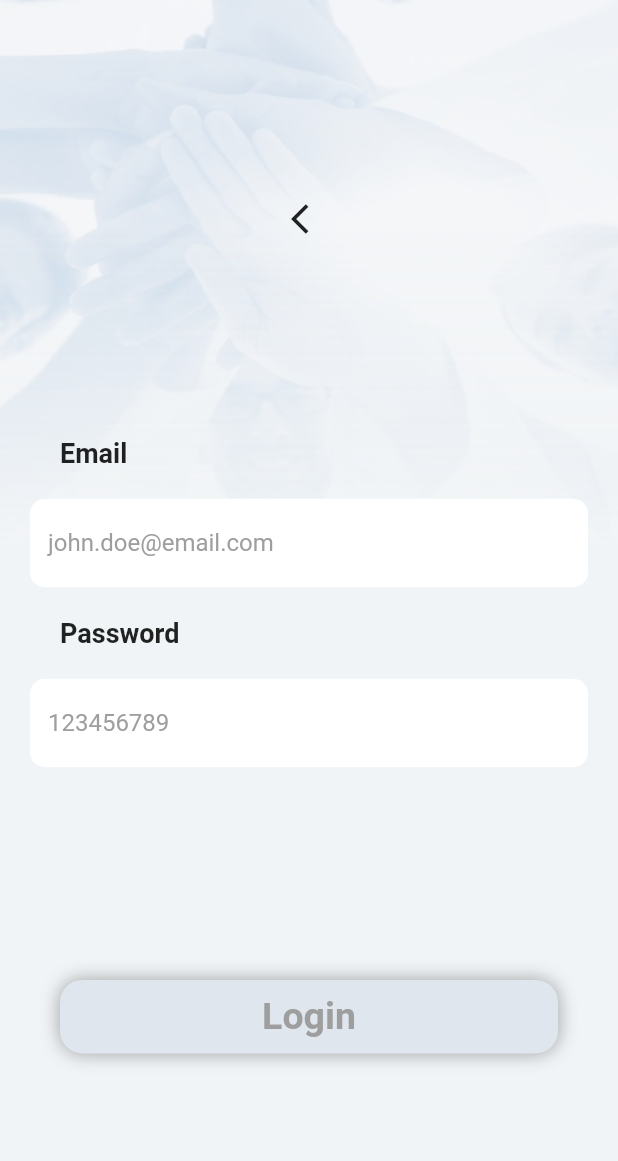
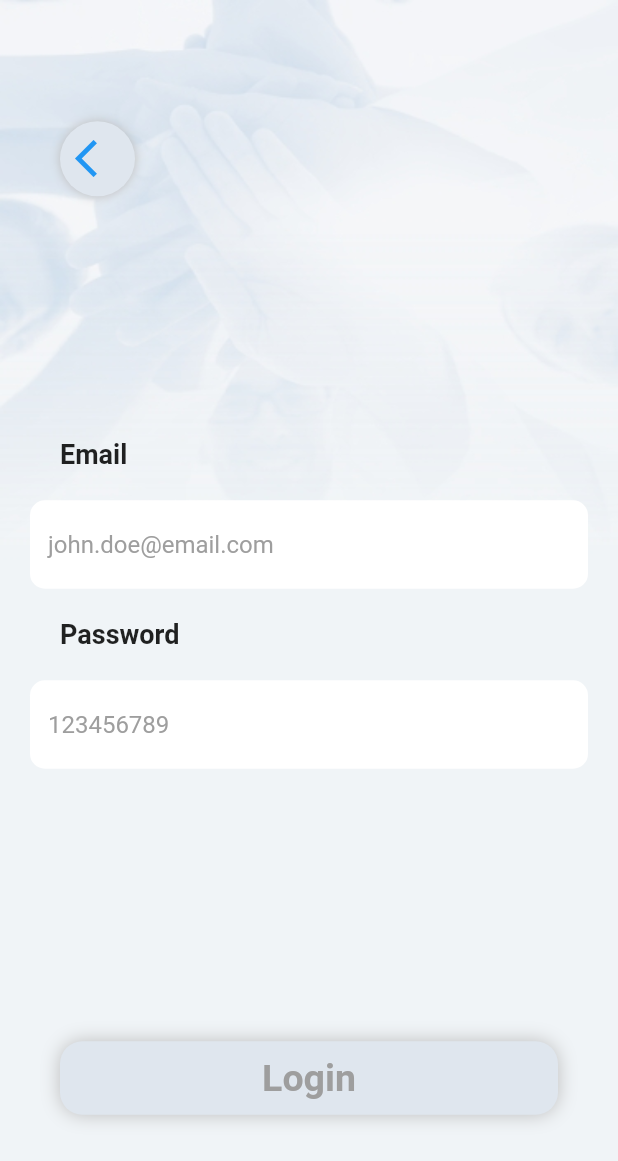
Before and after one commit to stefo231/hss_app, a Flutter app: the screen it shows after launch, after a tap on "Login", on a phone screen of 412 x 824 dp. Shown: the top 1161 px of the screen. Run offline on Flutter 3.47's test engine with Material 2 defaults, Android fonts, the phone set to English and light mode, and no system bars.

Commit message:
back btn

```diff
--- a/lib/screens/login.dart
+++ b/lib/screens/login.dart
@@ -17,14 +17,39 @@ class _LogInScreenState extends State<LogInScreen> {
           ),
         ),
         child: Column(
-          mainAxisAlignment: MainAxisAlignment.spaceEvenly,
+          mainAxisAlignment: MainAxisAlignment.spaceAround,
           children: [
-            //! Initial template code.
-            FlatButton(
-                onPressed: () {
+            //! TextField design needs to be complete!
+            Row(
+              mainAxisAlignment: MainAxisAlignment.start,
+              children: [
+                GestureDetector(
+                  onTap: () {
+                    print('Ouch!');
                     //Navigator.pop(context);
                   },
-                child: Icon(Icons.arrow_back_ios)),
+                  child: Container(
+                    margin: EdgeInsets.only(left: 40.0),
+                    child: Icon(
+                      Icons.arrow_back_ios,
+                      color: Colors.blue,
+                      size: 30,
+                    ),
+                    padding: EdgeInsets.all(10.0),
+                    decoration: BoxDecoration(
+                      color: Color(0xFFDFE6EE),
+                      borderRadius: BorderRadius.circular(50),
+                      boxShadow: [
+                        BoxShadow(
+                          color: Colors.grey[400],
+                          blurRadius: 5.0,
+                        ),
+                      ],
+                    ),
+                  ),
+                ),
+              ],
+            ),
             Column(
               crossAxisAlignment: CrossAxisAlignment.start,
               children: [
@@ -91,7 +116,7 @@ class _LogInScreenState extends State<LogInScreen> {
 
             GestureDetector(
               onTap: () {
-                print('Hello!');
+                print('Ouch!');
               },
               child: Container(
                 child: Center(
@@ -115,14 +140,15 @@ class _LogInScreenState extends State<LogInScreen> {
                 ),
                 decoration: BoxDecoration(
                   color: Color(0xFFDFE6EE),
-                    shape: BoxShape.rectangle,
+                  //shape: BoxShape.rectangle,
                   borderRadius: BorderRadius.circular(15.0),
                   boxShadow: [
                     BoxShadow(
-                        color: Colors.grey[500],
+                      color: Colors.grey[400],
                       blurRadius: 10.0,
                     ),
-                    ]),
+                  ],
+                ),
               ),
             ),
           ],
```
Lines whose indentation alone changed are shown as unchanged.
